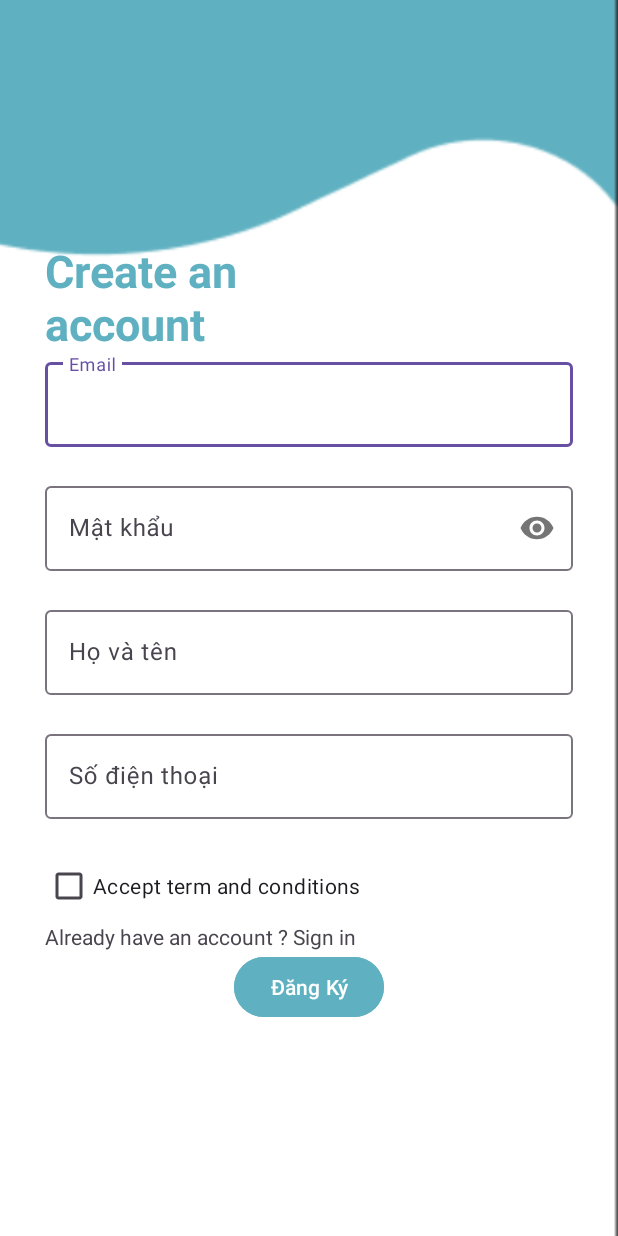
After one commit to NgoThiNguyetHa/DATN_PhoneHouse, an Android app: the RegisterScreen screen opened directly, with no data from a screen before it, on a phone screen of 412 x 824 dp. The commit adds this screen. Run offline under Robolectric (Android 15) with nearby library versions, the phone set to English and light mode, and no system bars.

Commit message:
Register Screen

```diff
--- a/AppKhachHang/app/src/main/java/com/example/appkhachhang/Api/User_API.java
+++ b/AppKhachHang/app/src/main/java/com/example/appkhachhang/Api/User_API.java
@@ -9,18 +9,22 @@ import java.util.List;
 import retrofit2.Call;
 import retrofit2.Retrofit;
 import retrofit2.converter.gson.GsonConverterFactory;
+import retrofit2.http.Body;
 import retrofit2.http.GET;
+import retrofit2.http.POST;
 
 public interface User_API {
     Gson gson = new GsonBuilder().setDateFormat("yyyy-MM-dd HH:mm:ss").create();
 
 
     User_API userApi = new Retrofit.Builder()
-            .baseUrl("http://10.0.2.2:8686/khachhangs/")
+            .baseUrl("http://10.0.3.2:8686/khachhangs/")
             .addConverterFactory(GsonConverterFactory.create(gson))
             .build().create(User_API.class);
 
     @GET("getAllKhachHang")
     Call<List<User>> getAllUser();
 
+    @POST("addKhachHang")
+    Call<User> addUserDK(@Body User user);
 }
--- /dev/null
+++ b/AppKhachHang/app/src/main/java/com/example/appkhachhang/RegisterScreen.java
@@ -0,0 +1,118 @@
+package com.example.appkhachhang;
+
+import androidx.appcompat.app.AppCompatActivity;
+
+import android.content.Intent;
+import android.os.Bundle;
+import android.util.Log;
+import android.view.View;
+import android.widget.Button;
+import android.widget.CheckBox;
+import android.widget.EditText;
+import android.widget.TextView;
+import android.widget.Toast;
+
+import com.example.appkhachhang.Api.User_API;
+import com.example.appkhachhang.Model.User;
+import com.google.android.material.textfield.TextInputLayout;
+
+import java.io.IOException;
+
+import retrofit2.Call;
+import retrofit2.Callback;
+import retrofit2.Response;
+
+public class RegisterScreen extends AppCompatActivity {
+
+    EditText edEmail, edMatkhau, edHoten, edSđt;
+    CheckBox checkBox;
+    TextView tvSignin;
+    Button btnDangky;
+    @Override
+    protected void onCreate(Bundle savedInstanceState) {
+        super.onCreate(savedInstanceState);
+        setContentView(R.layout.activity_register_screen);
+
+        edEmail = findViewById(R.id.edEmaildk);
+        edMatkhau = findViewById(R.id.edMatkhaudk);
+        edHoten = findViewById(R.id.edHotendk);
+        edSđt = findViewById(R.id.edSdtdk);
+
+        checkBox = findViewById(R.id.checkboxdk);
+
+        tvSignin = findViewById(R.id.tvSignindk);
+        btnDangky = findViewById(R.id.btnDangky);
+
+        btnDangky.setOnClickListener(new View.OnClickListener() {
+            @Override
+            public void onClick(View view) {
+                addUser();
+            }
+        });
+        tvSignin.setOnClickListener(new View.OnClickListener() {
+            @Override
+            public void onClick(View view) {
+                Intent intent = new Intent(RegisterScreen.this, LoginScreen.class);
+                startActivity(intent);
+            }
+        });
+    }
+
+    private void addUser() {
+
+        User user = new User();
+        user.setEmail(edEmail.getText().toString().trim());
+        user.setUsername(edHoten.getText().toString().trim());
+        user.setPassword(edMatkhau.getText().toString().trim());
+        user.setSdt(edSđt.getText().toString().trim());
+        User_API.userApi.addUserDK(user).enqueue(new Callback<User>() {
+            @Override
+            public void onResponse(Call<User> call, Response<User> response) {
+                if (validate() == true && checkBox.isChecked()){
+                    if (response.body() != null){
+                        Toast.makeText(RegisterScreen.this, "Đăng ký thành công", Toast.LENGTH_SHORT).show();
+                    }
+                }
+            }
+
+            @Override
+            public void onFailure(Call<User> call, Throwable t) {
+                Log.e("error", "onFailure: "+ t.getMessage());
+            }
+        });
+    }
+    boolean validate(){
+        String email = edEmail.getText().toString();
+        String emailPattern = "[a-zA-Z0-9._-]+@[a-z]+\\.+[a-z]+";
+        if(edEmail.getText().toString().isEmpty()
+                ||edMatkhau.getText().toString().isEmpty()
+                ||edHoten.getText().toString().isEmpty()
+                ||edSđt.getText().toString().isEmpty() ){
+            edEmail.setError("Bạn chưa nhập email");
+            edMatkhau.setError("Bạn chưa nhập mật khẩu");
+            edHoten.setError("Bạn chưa nhập họ tên");
+            edSđt.setError("Bạn chưa nhập số điện thoại");
+            return false;
+        }
+        else if(!email.matches(emailPattern)){
+            edEmail.setError("Email không hợp lệ");
+            return false;
+        }
+        if (edSđt.getText().toString().length() !=10){
+            edSđt.setError("Số điện thoại chưa đúng");
+            return false;
+        }
+        return true;
+    }
+
+    private void handleErrorResponse(Response<User> response) {
+        try {
+            String errorBody = response.errorBody().string();
+            Log.e("ERROR_RESPONSE", errorBody);
+            // Display error message to the user
+            Toast.makeText(RegisterScreen.this, "Lỗi từ server: " + errorBody, Toast.LENGTH_SHORT).show();
+        } catch (IOException e) {
+            e.printStackTrace();
+        }
+    }
+}
--- /dev/null
+++ b/AppKhachHang/app/src/main/res/layout/activity_register_screen.xml
@@ -0,0 +1,115 @@
+<?xml version="1.0" encoding="utf-8"?>
+<ScrollView xmlns:android="http://schemas.android.com/apk/res/android"
+    xmlns:app="http://schemas.android.com/apk/res-auto"
+    xmlns:tools="http://schemas.android.com/tools"
+    android:layout_width="match_parent"
+    android:layout_height="match_parent"
+    android:background="@drawable/background"
+    tools:context=".RegisterScreen"
+    >
+<LinearLayout
+    android:layout_width="match_parent"
+    android:layout_height="match_parent"
+    android:orientation="vertical">
+    <TextView
+        android:id="@+id/textView"
+        android:layout_width="wrap_content"
+        android:layout_height="wrap_content"
+        android:layout_marginTop="160dp"
+        android:shadowColor="#5FB1C1"
+        android:text="Create an\naccount"
+        android:textColor="#5FB1C1"
+        android:textColorHint="#e1e1e1"
+        android:textSize="30dp"
+        android:textStyle="bold"
+        android:layout_marginLeft="30dp"
+        />
+    <com.google.android.material.textfield.TextInputLayout
+        app:errorEnabled="true"
+        android:layout_width="match_parent"
+        android:layout_height="wrap_content"
+        android:hint="Email"
+        android:layout_marginLeft="30dp"
+        android:layout_marginRight="30dp"
+        >
+
+        <com.google.android.material.textfield.TextInputEditText
+            android:id="@+id/edEmaildk"
+            android:layout_width="match_parent"
+            android:layout_height="wrap_content"/>
+
+    </com.google.android.material.textfield.TextInputLayout>
+    <com.google.android.material.textfield.TextInputLayout
+        app:errorEnabled="true"
+        app:passwordToggleEnabled="true"
+        android:layout_width="match_parent"
+        android:layout_height="wrap_content"
+        android:hint="Mật khẩu"
+        android:layout_marginLeft="30dp"
+        android:layout_marginRight="30dp"
+        >
+
+        <com.google.android.material.textfield.TextInputEditText
+            android:id="@+id/edMatkhaudk"
+            android:layout_width="match_parent"
+            android:layout_height="wrap_content"
+            android:inputType="textPassword"
+            />
+
+    </com.google.android.material.textfield.TextInputLayout>
+    <com.google.android.material.textfield.TextInputLayout
+        app:errorEnabled="true"
+        android:layout_width="match_parent"
+        android:layout_height="wrap_content"
+        android:hint="Họ và tên"
+        android:layout_marginLeft="30dp"
+        android:layout_marginRight="30dp"
+        >
+
+        <com.google.android.material.textfield.TextInputEditText
+            android:id="@+id/edHotendk"
+            android:layout_width="match_parent"
+            android:layout_height="wrap_content"/>
+
+    </com.google.android.material.textfield.TextInputLayout>
+    <com.google.android.material.textfield.TextInputLayout
+        app:errorEnabled="true"
+        android:layout_width="match_parent"
+        android:layout_height="wrap_content"
+        android:hint="Số điện thoại"
+        android:layout_marginLeft="30dp"
+        android:layout_marginRight="30dp"
+        >
+
+        <com.google.android.material.textfield.TextInputEditText
+            android:id="@+id/edSdtdk"
+            android:layout_width="match_parent"
+            android:layout_height="wrap_content"/>
+
+    </com.google.android.material.textfield.TextInputLayout>
+
+    <CheckBox
+        android:id="@+id/checkboxdk"
+        android:layout_width="wrap_content"
+        android:layout_height="wrap_content"
+        android:text="Accept term and conditions"
+        android:layout_marginLeft="30dp"/>
+
+    <TextView
+        android:id="@+id/tvSignindk"
+        android:layout_width="wrap_content"
+        android:layout_height="wrap_content"
+        android:text="Already have an account ? Sign in"
+        android:layout_marginLeft="30dp"/>
+
+    <Button
+        android:id="@+id/btnDangky"
+        android:layout_width="wrap_content"
+        android:layout_height="wrap_content"
+        android:backgroundTint="#5FB1C1"
+        android:text="Đăng Ký"
+        android:layout_gravity="center"
+        />
+</LinearLayout>
+
+</ScrollView>
```
Also changed, not shown: AppKhachHang/app/src/main/AndroidManifest.xml (+8 -3 lines), AppKhachHang/app/src/main/java/com/example/appkhachhang/LoginScreen.java (+8 -0 lines).
